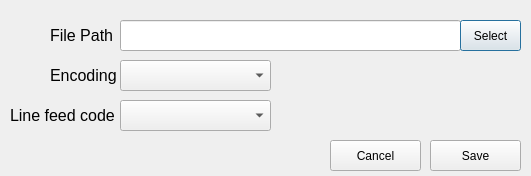
Above: saveformatdialog.ui from Kimu1109/notepad-linux before the change. Below: the same form after it.
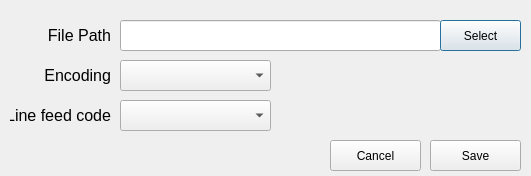
That is the form after the change. Icons and pictures are not drawn.

```diff
--- a/saveformatdialog.ui
+++ b/saveformatdialog.ui
@@ -40,9 +40,9 @@
   <widget class="QLabel" name="label">
    <property name="geometry">
     <rect>
-     <x>50</x>
+     <x>10</x>
      <y>60</y>
-     <width>71</width>
+     <width>101</width>
      <height>31</height>
     </rect>
    </property>
@@ -54,13 +54,16 @@
    <property name="text">
     <string>Encoding</string>
    </property>
+   <property name="alignment">
+    <set>Qt::AlignRight|Qt::AlignTrailing|Qt::AlignVCenter</set>
+   </property>
   </widget>
   <widget class="QLabel" name="label_2">
    <property name="geometry">
     <rect>
      <x>10</x>
      <y>100</y>
-     <width>111</width>
+     <width>101</width>
      <height>31</height>
     </rect>
    </property>
@@ -72,13 +75,16 @@
    <property name="text">
     <string>Line feed code</string>
    </property>
+   <property name="alignment">
+    <set>Qt::AlignRight|Qt::AlignTrailing|Qt::AlignVCenter</set>
+   </property>
   </widget>
   <widget class="QLabel" name="label_3">
    <property name="geometry">
     <rect>
-     <x>50</x>
+     <x>10</x>
      <y>20</y>
-     <width>71</width>
+     <width>101</width>
      <height>31</height>
     </rect>
    </property>
@@ -90,13 +96,16 @@
    <property name="text">
     <string>File Path</string>
    </property>
+   <property name="alignment">
+    <set>Qt::AlignRight|Qt::AlignTrailing|Qt::AlignVCenter</set>
+   </property>
   </widget>
   <widget class="QLineEdit" name="FilePathLineEdit">
    <property name="geometry">
     <rect>
      <x>120</x>
      <y>20</y>
-     <width>341</width>
+     <width>321</width>
      <height>31</height>
     </rect>
    </property>
@@ -104,9 +113,9 @@
   <widget class="QPushButton" name="SelectButton">
    <property name="geometry">
     <rect>
-     <x>460</x>
+     <x>440</x>
      <y>20</y>
-     <width>61</width>
+     <width>81</width>
      <height>31</height>
     </rect>
    </property>
```
Left out of the diff: 6 changed lines with no effect on the pictures.
